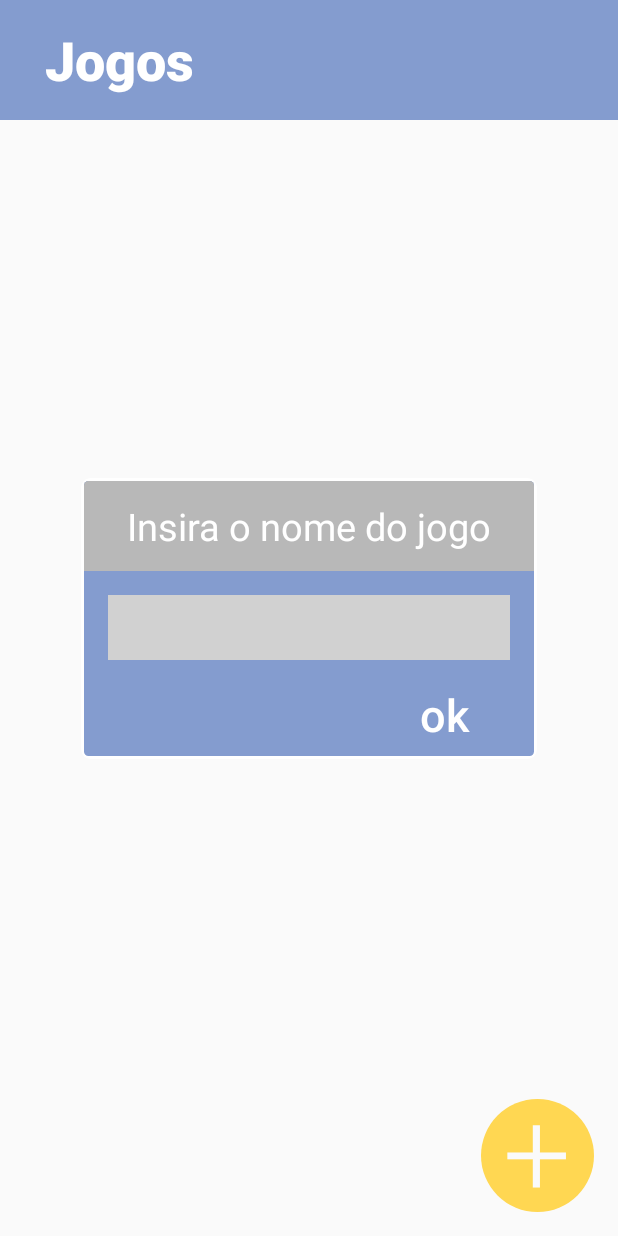
After one commit to Luizahf/Ludometricas, an Android app: the CadastroActivity screen opened directly, with no data from a screen before it, on a phone screen of 412 x 824 dp. The commit adds this screen. Run offline under Robolectric (Android 15) with nearby library versions, the phone set to English and light mode, and no system bars.

Commit message:
Cadastrar novo jogo

```diff
--- a/app/src/main/AndroidManifest.xml
+++ b/app/src/main/AndroidManifest.xml
@@ -44,6 +44,10 @@
             android:name=".presentation.MainActivity"
             android:exported="true"
             android:theme="@style/Theme.AppCompat.DayNight.NoActionBar" />
+        <activity
+            android:name=".presentation.cadastro.CadastroActivity"
+            android:exported="true"
+            android:theme="@style/Theme.AppCompat.DayNight.NoActionBar" />
     </application>
 
 </manifest>
--- a/app/src/main/java/com/example/ludometricas/data/dao/JogosDao.kt
+++ b/app/src/main/java/com/example/ludometricas/data/dao/JogosDao.kt
@@ -12,6 +12,9 @@ interface JogosDao {
 
     @Query("SELECT * FROM jogos WHERE id = :id")
     fun get(id: Int): JogoLocal?
+
+    @Query("SELECT id FROM jogos")
+    fun getIds(): List<Int>
 
     @Query("SELECT * FROM jogos WHERE selecionado = :select")
     fun getSelected(select: Boolean = true): JogoLocal?
--- a/app/src/main/java/com/example/ludometricas/data/jogo.kt
+++ b/app/src/main/java/com/example/ludometricas/data/jogo.kt
@@ -9,7 +9,7 @@ data class Jogo (
     var id: Int = 0,
     var nome: String = "",
     var recorde: Recorde? = Recorde(),
-    var tempoJogado: String,
+    var tempoJogado: String = "0",
     var notaMediaAteOMomento: Nota = Nota(),
     var notaTotalAteOMomento: Nota = Nota(),
     var notasIndividuaisAteOMomento: List<NotaIndividual> = mutableListOf(),
@@ -17,7 +17,7 @@ data class Jogo (
     var notasTotaisIndividuais: MutableList<NotaIndividual> = mutableListOf(),
     var jogatinas: Int = 0,
     var historicoRecordes: MutableList<Recorde> = mutableListOf(),
-    var tempoMedioJogatina: String,
+    var tempoMedioJogatina: String = "0",
     var tags: MutableList<String> = mutableListOf()
 
 )
--- /dev/null
+++ b/app/src/main/java/com/example/ludometricas/presentation/cadastro/CadastroActivity.kt
@@ -0,0 +1,37 @@
+package com.example.ludometricas.presentation.cadastro
+
+import android.content.Intent
+import android.os.Bundle
+import androidx.appcompat.app.AppCompatActivity
+import com.example.ludometricas.R
+import com.example.ludometricas.presentation.MainActivity
+import com.example.ludometricas.presentation.jogo.JogoViewModel
+import kotlinx.android.synthetic.main.activity_cadastro.*
+import org.koin.androidx.viewmodel.ext.android.viewModel
+
+class CadastroActivity : AppCompatActivity() {
+    private val jogoViewModel: JogoViewModel by viewModel()
+
+    override fun onCreate(savedInstanceState: Bundle?) {
+        super.onCreate(savedInstanceState)
+        overridePendingTransition(0, 0)
+        setContentView(R.layout.activity_cadastro)
+
+        background_top.setOnClickListener {
+            finish()
+        }
+        background_bottom.setOnClickListener {
+            finish()
+        }
+
+        popup_window_button.setOnClickListener {
+            val newGameName = popup_window_text.text
+            if (!newGameName.toString().isNullOrBlank()) {
+                jogoViewModel.inserirNovoJogo(newGameName.toString())
+                finish()
+            } else {
+                finish()
+            }
+        }
+    }
+}
--- /dev/null
+++ b/app/src/main/res/layout/activity_cadastro.xml
@@ -0,0 +1,170 @@
+<?xml version="1.0" encoding="utf-8"?>
+<androidx.constraintlayout.widget.ConstraintLayout
+    xmlns:android="http://schemas.android.com/apk/res/android"
+    xmlns:app="http://schemas.android.com/apk/res-auto"
+    xmlns:tools="http://schemas.android.com/tools"
+    android:id="@+id/popup_window_background"
+    android:layout_width="match_parent"
+    android:layout_height="match_parent"
+    tools:context=".presentation.cadastro.CadastroActivity">
+    <TextView
+        android:id="@+id/jogos"
+        android:layout_width="0dp"
+        android:layout_height="80dp"
+        android:background="@color/main_purple"
+        android:fontFamily="sans-serif-medium"
+        android:paddingLeft="30dp"
+        android:paddingTop="15dp"
+        android:text="Jogos"
+        android:textColor="#FFFFFF"
+        android:textSize="36dp"
+        android:textStyle="bold"
+        app:layout_constraintEnd_toEndOf="parent"
+        app:layout_constraintHorizontal_bias="0.0"
+        app:layout_constraintStart_toStartOf="parent"
+        app:layout_constraintTop_toTopOf="parent" />
+
+    <ImageView
+        android:id="@+id/circulo_amarelo_a"
+        android:layout_width="75dp"
+        android:layout_height="75dp"
+        android:layout_marginEnd="16dp"
+        android:layout_marginBottom="16dp"
+        app:layout_constraintBottom_toBottomOf="parent"
+        app:layout_constraintEnd_toEndOf="parent"
+        app:srcCompat="@drawable/circulo_amarelo" />
+
+    <TextView
+        android:id="@+id/txt_add_game_a"
+        android:layout_width="0dp"
+        android:layout_height="115dp"
+        android:fontFamily="sans-serif-light"
+        android:text="+"
+        android:textAlignment="center"
+        android:textColor="#FAFAFA"
+        android:textSize="80sp"
+        app:layout_constraintBottom_toBottomOf="@+id/circulo_amarelo_a"
+        app:layout_constraintEnd_toEndOf="@+id/circulo_amarelo_a"
+        app:layout_constraintStart_toStartOf="@+id/circulo_amarelo_a"
+        app:layout_constraintTop_toTopOf="@+id/circulo_amarelo_a" />
+
+
+    <androidx.cardview.widget.CardView
+        android:id="@+id/popup_window_view_with_border"
+        android:layout_width="wrap_content"
+        android:layout_height="wrap_content"
+        android:layout_centerHorizontal="true"
+        android:layout_centerVertical="true"
+        android:background="@color/main_purple"
+        app:cardCornerRadius="6dp"
+        app:cardElevation="0dp"
+        app:cardMaxElevation="0dp"
+        app:cardPreventCornerOverlap="false"
+        app:layout_constraintBottom_toBottomOf="parent"
+        app:layout_constraintLeft_toLeftOf="parent"
+        app:layout_constraintRight_toRightOf="parent"
+        app:layout_constraintTop_toTopOf="parent">
+
+        <androidx.cardview.widget.CardView
+            android:id="@+id/popup_window_view"
+            android:layout_width="wrap_content"
+            android:layout_height="wrap_content"
+            android:layout_centerInParent="true"
+            android:layout_margin="2dp"
+            android:background="@color/main_purple"
+            app:cardCornerRadius="3dp"
+            app:cardElevation="0dp"
+            app:cardMaxElevation="0dp"
+            app:cardPreventCornerOverlap="false">
+
+            <androidx.constraintlayout.widget.ConstraintLayout
+                android:id="@+id/popup_window_background_container"
+                android:layout_width="300dp"
+                android:layout_height="wrap_content"
+                android:layout_centerInParent="true"
+                android:background="@color/main_purple"
+                android:minHeight="170dp">
+
+                <EditText
+                    android:id="@+id/popup_window_text"
+                    android:layout_width="0dp"
+                    android:layout_height="wrap_content"
+                    android:layout_marginStart="16dp"
+                    android:layout_marginTop="16dp"
+                    android:layout_marginEnd="16dp"
+                    android:layout_marginBottom="16dp"
+                    android:background="#D1D1D1"
+                    android:gravity="center"
+                    android:paddingTop="5dp"
+                    android:paddingBottom="5dp"
+                    android:textAlignment="center"
+                    android:textColor="#FFFFFF"
+                    android:textSize="24sp"
+                    android:textStyle="bold"
+                    app:layout_constraintBottom_toTopOf="@+id/popup_window_button"
+                    app:layout_constraintEnd_toEndOf="parent"
+                    app:layout_constraintHorizontal_bias="1.0"
+                    app:layout_constraintStart_toStartOf="parent"
+                    app:layout_constraintTop_toBottomOf="@+id/popup_window_title" />
+
+                <TextView
+                    android:id="@+id/popup_window_title"
+                    android:layout_width="match_parent"
+                    android:layout_height="60dp"
+                    android:background="#B8B8B8"
+                    android:gravity="center"
+                    android:text="Insira o nome do jogo"
+                    android:textAlignment="center"
+                    android:textColor="#FFFFFF"
+                    android:textSize="25sp"
+                    app:autoSizeTextType="none"
+                    app:layout_constraintEnd_toEndOf="parent"
+                    app:layout_constraintStart_toStartOf="parent"
+                    app:layout_constraintTop_toTopOf="parent" />
+
+
+                <Button
+                    android:id="@+id/popup_window_button"
+                    style="?android:attr/borderlessButtonStyle"
+                    android:layout_width="0dp"
+                    android:layout_height="40dp"
+                    android:layout_marginEnd="16dp"
+                    android:layout_marginBottom="8dp"
+                    android:background="@color/main_purple"
+                    android:text="ok"
+                    android:textAllCaps="false"
+                    android:textColor="#FFFFFF"
+                    android:textSize="30sp"
+                    app:layout_constraintBottom_toBottomOf="parent"
+                    app:layout_constraintEnd_toEndOf="parent" />
+
+            </androidx.constraintlayout.widget.ConstraintLayout>
+
+        </androidx.cardview.widget.CardView>
+    </androidx.cardview.widget.CardView>
+
+    <androidx.constraintlayout.widget.ConstraintLayout
+        android:id="@+id/background_top"
+        android:layout_width="0dp"
+        android:layout_height="0dp"
+        android:layout_marginTop="1dp"
+        android:layout_marginEnd="1dp"
+        app:layout_constraintBottom_toTopOf="@+id/popup_window_view_with_border"
+        app:layout_constraintEnd_toEndOf="parent"
+        app:layout_constraintStart_toStartOf="parent"
+        app:layout_constraintTop_toBottomOf="@+id/jogos">
+
+    </androidx.constraintlayout.widget.ConstraintLayout>
+
+    <androidx.constraintlayout.widget.ConstraintLayout
+        android:id="@+id/background_bottom"
+        android:layout_width="0dp"
+        android:layout_height="0dp"
+        app:layout_constraintBottom_toBottomOf="parent"
+        app:layout_constraintEnd_toEndOf="parent"
+        app:layout_constraintStart_toStartOf="parent"
+        app:layout_constraintTop_toBottomOf="@+id/popup_window_view_with_border">
+
+    </androidx.constraintlayout.widget.ConstraintLayout>
+
+</androidx.constraintlayout.widget.ConstraintLayout>
```
Also changed, not shown: app/src/main/java/com/example/ludometricas/data/JogosRepository.kt (+11 -2 lines), app/src/main/java/com/example/ludometricas/presentation/Avaliacao/AvaliacaoActivity.kt (+8 -8 lines), app/src/main/java/com/example/ludometricas/presentation/MainActivity.kt (+24 -6 lines), app/src/main/java/com/example/ludometricas/presentation/jogo/JogoViewModel.kt (+76 -72 lines).
